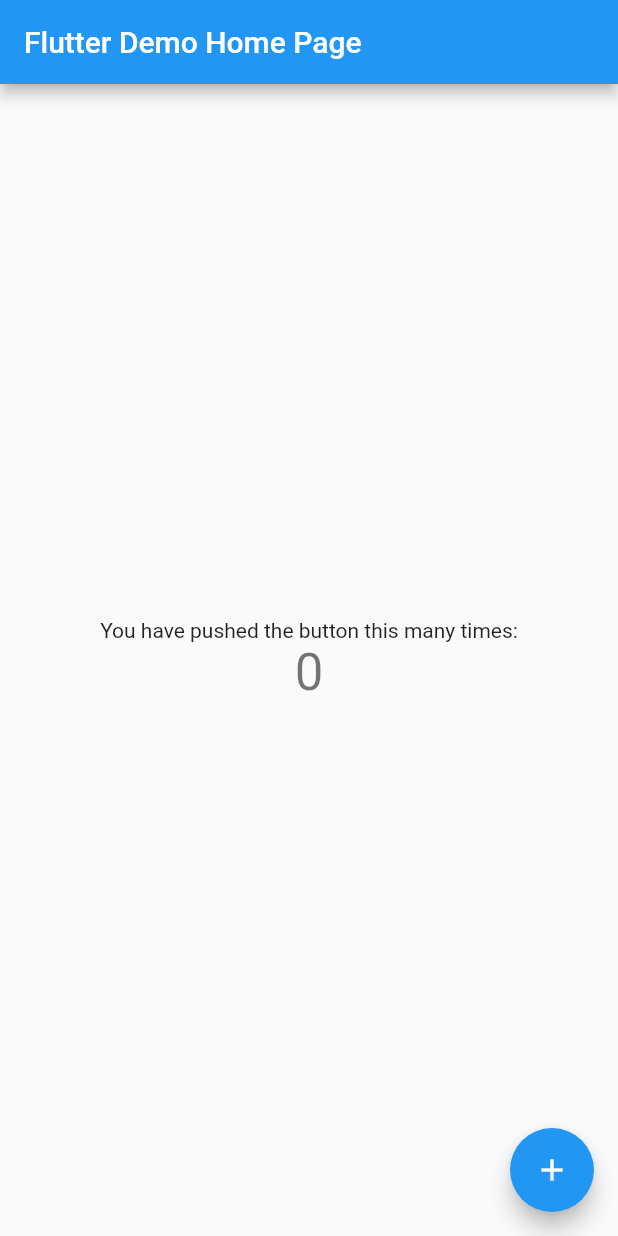
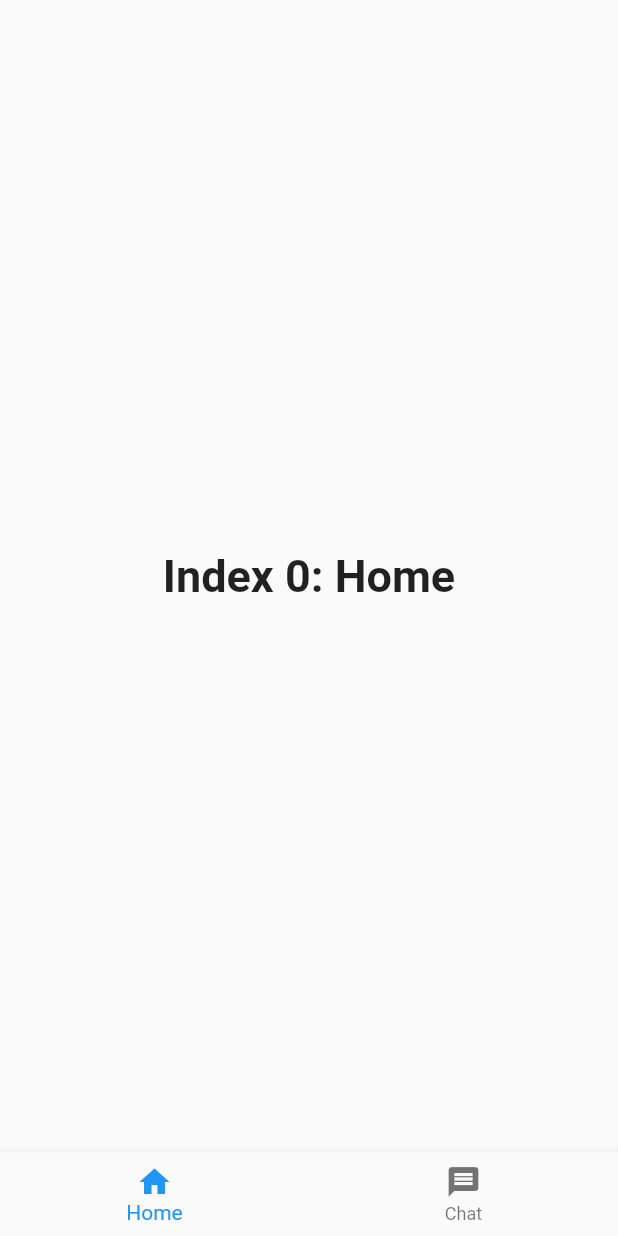
Before and after one commit to uhojin/student-trading-post, a Flutter app: the screen it shows after launch, on a phone screen of 412 x 824 dp. Run offline on Flutter 3.47's test engine with Material 2 defaults, Android fonts, the light colour scheme and no system bars.

Commit message:
Added a BottomNavigationBar to the app and Chat page

```diff
--- a/lib/main.dart
+++ b/lib/main.dart
@@ -1,5 +1,5 @@
 import 'package:flutter/material.dart';
-
+import 'package:student_trade_post_app/screens/Chat.dart';
 void main() {
   runApp(const MyApp());
 }
@@ -7,109 +7,62 @@
 class MyApp extends StatelessWidget {
   const MyApp({super.key});
 
-  // This widget is the root of your application.
   @override
   Widget build(BuildContext context) {
     return MaterialApp(
-      title: 'Flutter Demo',
-      theme: ThemeData(
-        // This is the theme of your application.
-        //
-        // Try running your application with "flutter run". You'll see the
-        // application has a blue toolbar. Then, without quitting the app, try
-        // changing the primarySwatch below to Colors.green and then invoke
-        // "hot reload" (press "r" in the console where you ran "flutter run",
-        // or simply save your changes to "hot reload" in a Flutter IDE).
-        // Notice that the counter didn't reset back to zero; the application
-        // is not restarted.
-        primarySwatch: Colors.blue,
-      ),
-      home: const MyHomePage(title: 'Flutter Demo Home Page'),
+      home: MyStatefulWidget(),
     );
   }
 }
 
-class MyHomePage extends StatefulWidget {
-  const MyHomePage({super.key, required this.title});
-
-  // This widget is the home page of your application. It is stateful, meaning
-  // that it has a State object (defined below) that contains fields that affect
-  // how it looks.
-
-  // This class is the configuration for the state. It holds the values (in this
-  // case the title) provided by the parent (in this case the App widget) and
-  // used by the build method of the State. Fields in a Widget subclass are
-  // always marked "final".
-
-  final String title;
+class MyStatefulWidget extends StatefulWidget {
+  const MyStatefulWidget({super.key});
 
   @override
-  State<MyHomePage> createState() => _MyHomePageState();
+  State<MyStatefulWidget> createState() => _MyStatefulWidgetState();
 }
 
-class _MyHomePageState extends State<MyHomePage> {
-  int _counter = 0;
+class _MyStatefulWidgetState extends State<MyStatefulWidget> {
+  int _selectedIndex = 0;
+  static const TextStyle optionStyle =
+  TextStyle(fontSize: 30, fontWeight: FontWeight.bold);
+  static const List<Widget> _widgetOptions = <Widget>[
+    Text(
+      'Index 0: Home',
+      style: optionStyle,
+    ),
+    Chat(),
 
-  void _incrementCounter() {
+  ];
+
+  void _onItemTapped(int index) {
     setState(() {
-      // This call to setState tells the Flutter framework that something has
-      // changed in this State, which causes it to rerun the build method below
-      // so that the display can reflect the updated values. If we changed
-      // _counter without calling setState(), then the build method would not be
-      // called again, and so nothing would appear to happen.
-      _counter++;
+      _selectedIndex = index;
     });
   }
 
   @override
   Widget build(BuildContext context) {
-    // This method is rerun every time setState is called, for instance as done
-    // by the _incrementCounter method above.
-    //
-    // The Flutter framework has been optimized to make rerunning build methods
-    // fast, so that you can just rebuild anything that needs updating rather
-    // than having to individually change instances of widgets.
     return Scaffold(
-      appBar: AppBar(
-        // Here we take the value from the MyHomePage object that was created by
-        // the App.build method, and use it to set our appbar title.
-        title: Text(widget.title),
+
+      body: Center(
+        child: _widgetOptions.elementAt(_selectedIndex),
       ),
-      body: Center(
-        // Center is a layout widget. It takes a single child and positions it
-        // in the middle of the parent.
-        child: Column(
-          // Column is also a layout widget. It takes a list of children and
-          // arranges them vertically. By default, it sizes itself to fit its
-          // children horizontally, and tries to be as tall as its parent.
-          //
-          // Invoke "debug painting" (press "p" in the console, choose the
-          // "Toggle Debug Paint" action from the Flutter Inspector in Android
-          // Studio, or the "Toggle Debug Paint" command in Visual Studio Code)
-          // to see the wireframe for each widget.
-          //
-          // Column has various properties to control how it sizes itself and
-          // how it positions its children. Here we use mainAxisAlignment to
-          // center the children vertically; the main axis here is the vertical
-          // axis because Columns are vertical (the cross axis would be
-          // horizontal).
-          mainAxisAlignment: MainAxisAlignment.center,
-          children: <Widget>[
-            const Text(
-              'You have pushed the button this many times:',
-            ),
-            Text(
-              '$_counter',
-              style: Theme.of(context).textTheme.headlineMedium,
-            ),
-          ],
-        ),
+      bottomNavigationBar: BottomNavigationBar(
+        items: const <BottomNavigationBarItem>[
+          BottomNavigationBarItem(
+            icon: Icon(Icons.home),
+            label: 'Home',
+          ),
+          BottomNavigationBarItem(
+            icon: Icon(Icons.message),
+            label: 'Chat',
+          ),
+        ],
+        currentIndex: _selectedIndex,
+        selectedItemColor: Colors.blue,
+        onTap: _onItemTapped,
       ),
-      floatingActionButton: FloatingActionButton(
-        onPressed: _incrementCounter,
-        tooltip: 'Increment',
-        child: const Icon(Icons.add),
-      ), // This trailing comma makes auto-formatting nicer for build methods.
     );
   }
 }
--- /dev/null
+++ b/lib/screens/Chat.dart
@@ -0,0 +1,19 @@
+import 'package:flutter/material.dart';
+
+class Chat extends StatefulWidget {
+  const Chat({super.key});
+
+  @override
+  State<Chat> createState() => _ChatState();
+}
+
+class _ChatState extends State<Chat> {
+  @override
+  Widget build(BuildContext context) {
+    return Scaffold(
+      body: Center(
+        child: Text("Hello"),
+      ),
+    );
+  }
+}
```
